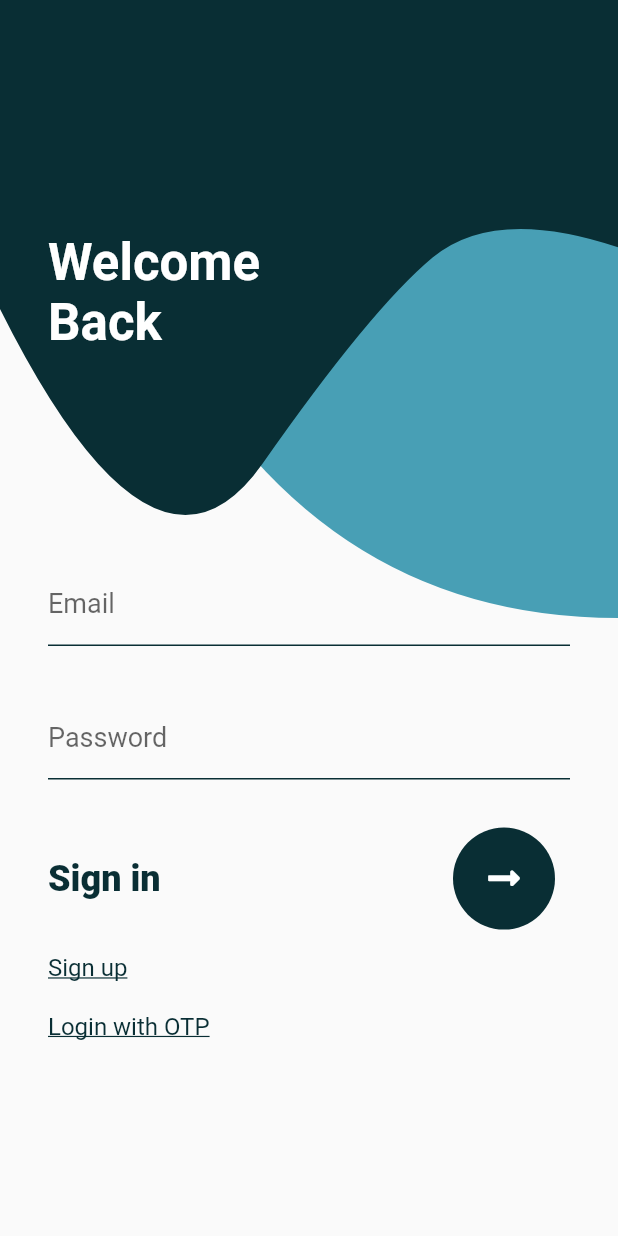
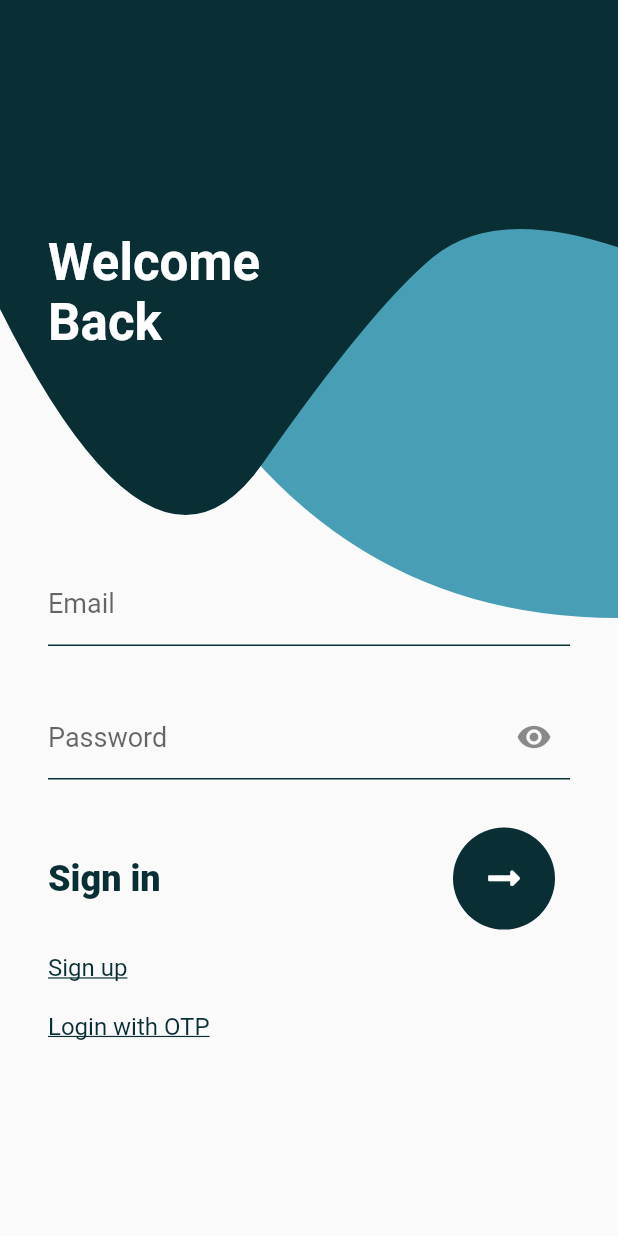
Before and after one commit to rhutikcodes/Chalak-App, a Flutter app: the screen it shows after launch, on a phone screen of 412 x 824 dp. Run offline on Flutter 3.47's test engine with Material 2 defaults, Android fonts, the light colour scheme and no system bars; our stand-ins replace bloc, cloud_firestore, dartz, firebase_auth, firebase_core, flutter_bloc and 6 more; missing offline and left inert: cloud_firestore_web, email_auth, firebase_auth_web, firebase_core_web; accounts and stored records are empty.

Commit message:
TASK: obscureText for password field

```diff
--- a/lib/presentation/auth/widgets/sign_in.dart
+++ b/lib/presentation/auth/widgets/sign_in.dart
@@ -27,6 +27,16 @@ class _SignInState extends State<SignIn> {
     emailController.dispose();
     passwordController.dispose();
     super.dispose();
+  }
+
+  // Initially password is obscure
+  bool _obscureText = true;
+
+  // Toggles the password show status
+  void _toggle() {
+    setState(() {
+      _obscureText = !_obscureText;
+    });
   }
 
   final TextEditingController emailController = TextEditingController();
@@ -60,8 +70,19 @@ class _SignInState extends State<SignIn> {
                 Padding(
                   padding: const EdgeInsets.symmetric(vertical: 16),
                   child: TextField(
-                    decoration: signInInputDecoration(hintText: 'Password'),
+                    decoration:
+                        signInInputDecoration(hintText: 'Password').copyWith(
+                      suffixIcon: IconButton(
+                        icon: Icon(
+                          _obscureText
+                              ? Icons.visibility
+                              : Icons.visibility_off,
+                        ),
+                        onPressed: _toggle,
+                      ),
+                    ),
                     controller: passwordController,
+                    obscureText: _obscureText,
                   ),
                 ),
                 SignInBar(
@@ -75,7 +96,7 @@ class _SignInState extends State<SignIn> {
                           .signInWithEmail(email, password);
                       if (response.isLeft()) {
                         //show snackbar
-                          ScaffoldMessenger.of(context).showSnackBar(
+                        ScaffoldMessenger.of(context).showSnackBar(
                           SnackBar(
                             content: Text('No user found $email'),
                           ),
```
